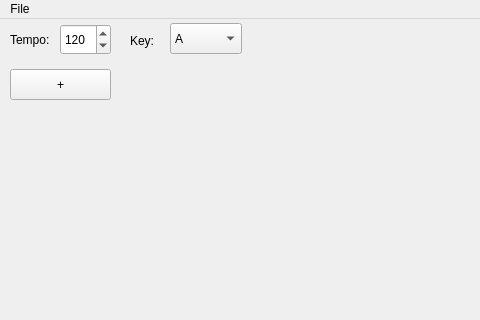
Old version of the form src/trackeditorwindow.ui in the repository JJB9922/MusiDoodle; both pictures show x 0 to 480 and y 0 to 320 of the 1280 by 720 pixel window.
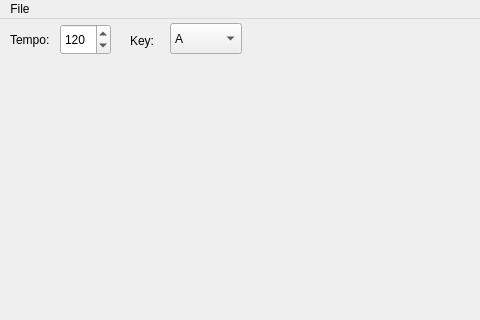
New version of the form.

What changed in the file:
```diff
--- a/src/trackeditorwindow.ui
+++ b/src/trackeditorwindow.ui
@@ -14,19 +14,6 @@
    <string>Track Editor</string>
   </property>
   <widget class="QWidget" name="centralwidget">
-   <widget class="QPushButton" name="addComponentButton">
-    <property name="geometry">
-     <rect>
-      <x>10</x>
-      <y>50</y>
-      <width>101</width>
-      <height>31</height>
-     </rect>
-    </property>
-    <property name="text">
-     <string>+</string>
-    </property>
-   </widget>
    <widget class="QPushButton" name="pushButton">
     <property name="geometry">
      <rect>
```
